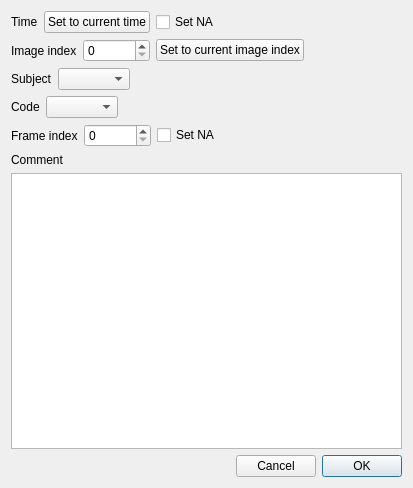
First picture: the form in boris/edit_event.ui, repository olivierfriard/BORIS, before the edit.
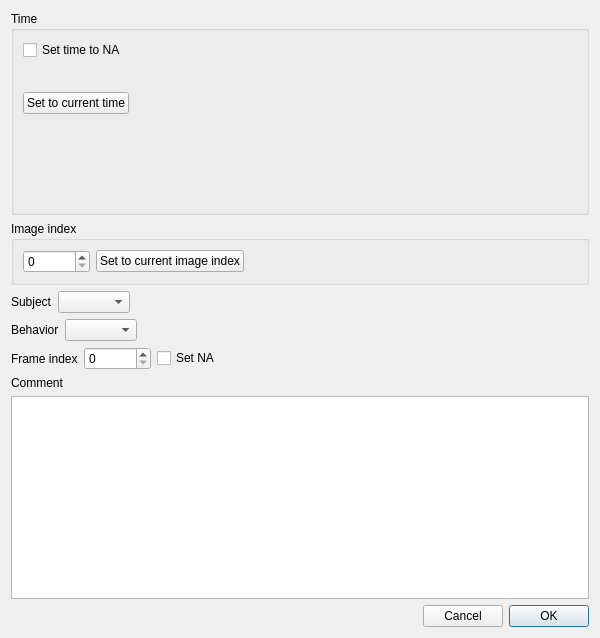
Second picture: the form after the edit.

Patch:
```diff
--- a/boris/edit_event.ui
+++ b/boris/edit_event.ui
@@ -6,26 +6,75 @@
    <rect>
     <x>0</x>
     <y>0</y>
-    <width>413</width>
-    <height>488</height>
+    <width>600</width>
+    <height>638</height>
    </rect>
   </property>
   <property name="windowTitle">
    <string>Edit event</string>
   </property>
+  <layout class="QVBoxLayout" name="verticalLayout_3">
+   <item>
+    <widget class="QGroupBox" name="gb_time">
+     <property name="title">
+      <string>Time</string>
+     </property>
   <layout class="QVBoxLayout" name="verticalLayout">
+      <item>
+       <layout class="QHBoxLayout" name="horizontalLayout_8">
+        <item>
+         <widget class="QCheckBox" name="cb_set_time_na">
+          <property name="text">
+           <string>Set time to NA</string>
+          </property>
+         </widget>
+        </item>
+        <item>
+         <spacer name="horizontalSpacer_7">
+          <property name="orientation">
+           <enum>Qt::Orientation::Horizontal</enum>
+          </property>
+          <property name="sizeHint" stdset="0">
+           <size>
+            <width>40</width>
+            <height>20</height>
+           </size>
+          </property>
+         </spacer>
+        </item>
+       </layout>
+      </item>
    <item>
     <layout class="QHBoxLayout" name="horizontalLayout_3">
      <item>
       <widget class="QLabel" name="label">
        <property name="text">
-        <string>Time</string>
+           <string/>
        </property>
       </widget>
      </item>
      <item>
       <layout class="QHBoxLayout" name="horizontalLayout_2">
        <item>
+           <spacer name="horizontalSpacer">
+            <property name="orientation">
+             <enum>Qt::Orientation::Horizontal</enum>
+            </property>
+            <property name="sizeHint" stdset="0">
+             <size>
+              <width>40</width>
+              <height>20</height>
+             </size>
+            </property>
+           </spacer>
+          </item>
+         </layout>
+        </item>
+       </layout>
+      </item>
+      <item>
+       <layout class="QHBoxLayout" name="horizontalLayout_9">
+        <item>
         <widget class="QPushButton" name="pb_set_to_current_time">
          <property name="text">
           <string>Set to current time</string>
@@ -33,16 +82,9 @@
         </widget>
        </item>
        <item>
-        <widget class="QCheckBox" name="cb_set_time_na">
-         <property name="text">
-          <string>Set NA</string>
-         </property>
-        </widget>
-       </item>
-       <item>
-        <spacer name="horizontalSpacer">
+         <spacer name="horizontalSpacer_8">
          <property name="orientation">
-          <enum>Qt::Horizontal</enum>
+           <enum>Qt::Orientation::Horizontal</enum>
          </property>
          <property name="sizeHint" stdset="0">
           <size>
@@ -54,17 +96,30 @@
        </item>
       </layout>
      </item>
-    </layout>
+      <item>
+       <spacer name="verticalSpacer">
+        <property name="orientation">
+         <enum>Qt::Orientation::Vertical</enum>
+        </property>
+        <property name="sizeHint" stdset="0">
+         <size>
+          <width>20</width>
+          <height>40</height>
+         </size>
+        </property>
+       </spacer>
+      </item>
+     </layout>
+    </widget>
    </item>
    <item>
-    <layout class="QHBoxLayout" name="horizontalLayout_7">
-     <item>
-      <widget class="QLabel" name="lb_image_idx">
-       <property name="text">
+    <widget class="QGroupBox" name="gb_image_index">
+     <property name="title">
         <string>Image index</string>
        </property>
-      </widget>
-     </item>
+     <layout class="QVBoxLayout" name="verticalLayout_2">
+      <item>
+       <layout class="QHBoxLayout" name="horizontalLayout_7">
      <item>
       <widget class="QSpinBox" name="sb_image_idx">
        <property name="maximum">
@@ -93,6 +148,9 @@
       </spacer>
      </item>
     </layout>
+      </item>
+     </layout>
+    </widget>
    </item>
    <item>
     <layout class="QHBoxLayout" name="horizontalLayout_4">
@@ -126,7 +184,7 @@
      <item>
       <widget class="QLabel" name="label_2">
        <property name="text">
-        <string>Code</string>
+        <string>Behavior</string>
        </property>
       </widget>
      </item>
```
Left out of the diff: 12 changed lines with no effect on the pictures. Lines whose indentation alone changed are shown as unchanged.
